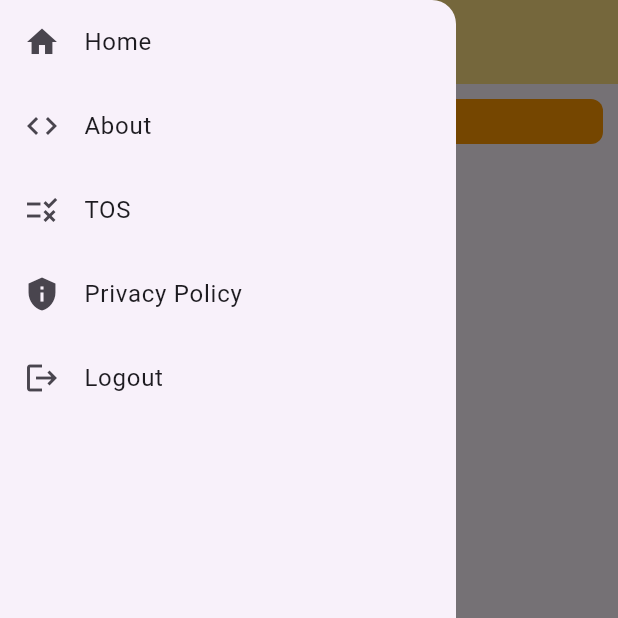
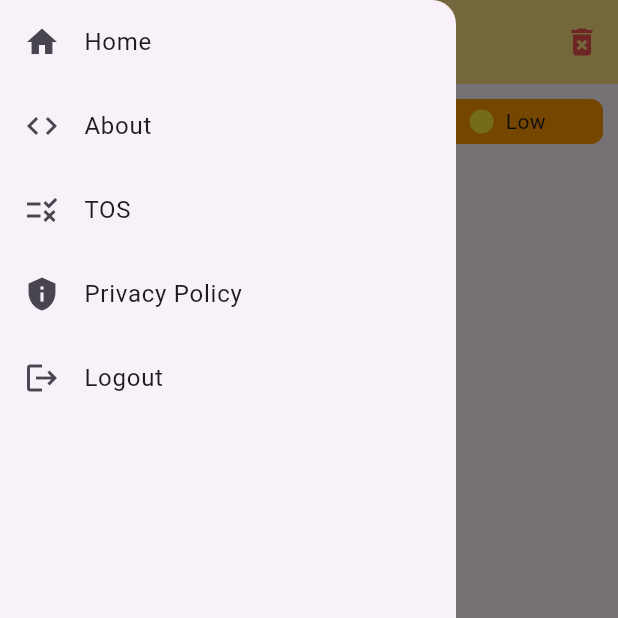
Before and after one commit to muhdsyahmisamuri/flutter-bpreading, a Flutter app: the screen it shows after launch, with the side drawer open, on a phone screen of 412 x 824 dp, the top half of it. Run offline on Flutter 3.47's test engine with Material 3 defaults, Android fonts, the phone set to English and light mode, and no system bars.

Commit message:
update indicator

```diff
--- /dev/null
+++ b/lib/module/home/widget/indicator_status.dart
@@ -0,0 +1,23 @@
+import 'package:flutter/material.dart';
+
+class IndicatorWidget extends StatelessWidget {
+  final String label;
+  final Color color;
+
+  const IndicatorWidget({Key? key, required this.label, required this.color})
+      : super(key: key);
+
+  @override
+  Widget build(BuildContext context) {
+    return Row(
+      children: <Widget>[
+        CircleAvatar(
+          backgroundColor: color,
+          radius: 8.0,
+        ),
+        SizedBox(width: 8),
+        Text(label),
+      ],
+    );
+  }
+}
```
Also changed, not shown: lib/module/home/view/home_view.dart (+117 -26 lines).
